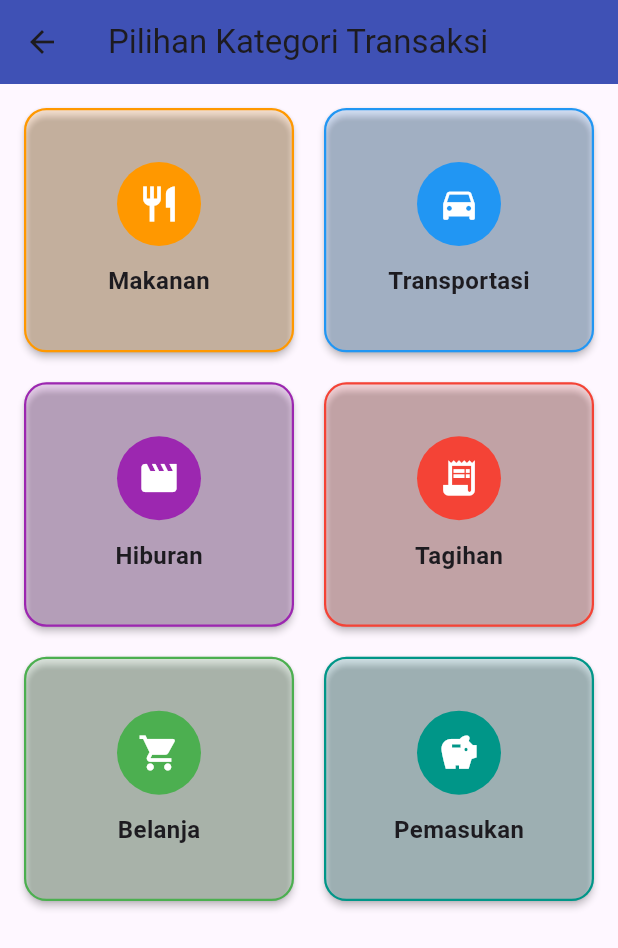
After one commit to Arifnyacode/PersonalHub, a Flutter app: the CategoryScreen screen opened directly, on a phone screen of 412 x 824 dp. The commit adds this screen. Shown: the top 948 px of the screen. Run offline on Flutter 3.47's test engine with Material 3 defaults, Android fonts, the phone set to English and light mode, and no system bars.

Commit message:
menambahkan image, data map, calculate dan category

```diff
--- /dev/null
+++ b/lib/category.dart
@@ -0,0 +1,93 @@
+import 'package:flutter/material.dart';
+import 'add_activity.dart';
+
+class CategoryScreen extends StatelessWidget {
+  CategoryScreen({super.key});
+
+  //1. data ketegori yang akan ditampilkan
+  final List<Map<String, dynamic>> daftarKategori = [
+    {"kategori": "Makanan", "icon": Icons.restaurant, "warna": Colors.orange},
+    {
+      "kategori": "Transportasi",
+      "icon": Icons.directions_car,
+      "warna": Colors.blue,
+    },
+    {"kategori": "Hiburan", "icon": Icons.movie, "warna": Colors.purple},
+    {"kategori": "Tagihan", "icon": Icons.receipt_long, "warna": Colors.red},
+    {"kategori": "Belanja", "icon": Icons.shopping_cart, "warna": Colors.green},
+    {"kategori": "Pemasukan", "icon": Icons.savings, "warna": Colors.teal},
+  ];
+
+  @override
+  Widget build(BuildContext context) {
+    return Scaffold(
+      appBar: AppBar(
+        title: const Text('Pilihan Kategori Transaksi'),
+        backgroundColor: Colors.indigo,
+      ),
+      body: Padding(
+        padding: const EdgeInsets.all(12.0),
+        // 2. implementasi gridview builder
+        child: GridView.builder(
+          itemCount: daftarKategori.length,
+          gridDelegate: const SliverGridDelegateWithFixedCrossAxisCount(
+            crossAxisCount: 2, // Jumlah kolom dalam grid
+            mainAxisSpacing: 12, // Jarak vertikal antar item
+            crossAxisSpacing: 12, // Jarak horizontal antar item
+            childAspectRatio:
+                1.1, // Rasio aspek untuk membuat item berbentuk kotak
+          ),
+          itemBuilder: (context, index) {
+            final item = daftarKategori[index];
+            return InkWell(
+              onTap: () {
+                //3. aksi saat kategori dipilih, akan diarahkan ke halaman tambah kegiatan dengan membawa data kategori yang dipilih
+                Navigator.push(
+                  context,
+                  MaterialPageRoute(
+                    builder: (context) =>
+                        AddActivity(kategoriPilihan: item['kategori']),
+                  ),
+                ).then((dataBaru) {
+                  //4. menangkap data baru yang dikirim dari halaman tambah kegiatan dan mengembalikannya ke halaman home
+                  if (dataBaru != null) {
+                    Navigator.pop(
+                      context,
+                      dataBaru,
+                    ); // Mengirim data baru kembali ke halaman home
+                  }
+                });
+              },
+              child: Card(
+                color: item['warna'].withOpacity(0.15),
+                elevation: 2,
+                shape: RoundedRectangleBorder(
+                  borderRadius: BorderRadius.circular(15),
+                  side: BorderSide(color: item['warna'], width: 1.5),
+                ),
+                child: Column(
+                  mainAxisAlignment: MainAxisAlignment.center,
+                  children: [
+                    CircleAvatar(
+                      radius: 28,
+                      backgroundColor: item['warna'],
+                      child: Icon(item['icon'], color: Colors.white, size: 28),
+                    ),
+                    const SizedBox(height: 12),
+                    Text(
+                      item['kategori'],
+                      style: TextStyle(
+                        fontSize: 16,
+                        fontWeight: FontWeight.bold,
+                      ),
+                    ),
+                  ],
+                ),
+              ),
+            );
+          },
+        ),
+      ),
+    );
+  }
+}
--- a/pubspec.yaml
+++ b/pubspec.yaml
@@ -1,6 +1,6 @@
 name: personalhub
 description: "A new Flutter project."
-publish_to: 'none'
+publish_to: "none"
 version: 0.1.0
 
 environment:
@@ -17,3 +17,5 @@ dev_dependencies:
 
 flutter:
   uses-material-design: true
+  assets:
+    - assets/images/
```
Also changed, not shown: lib/add_activity.dart (+34 -9 lines), lib/calculate.dart (added, +42 -0 lines), lib/home.dart (+153 -16 lines), lib/profile.dart (+13 -3 lines), pubspec.lock, 1 other file.
